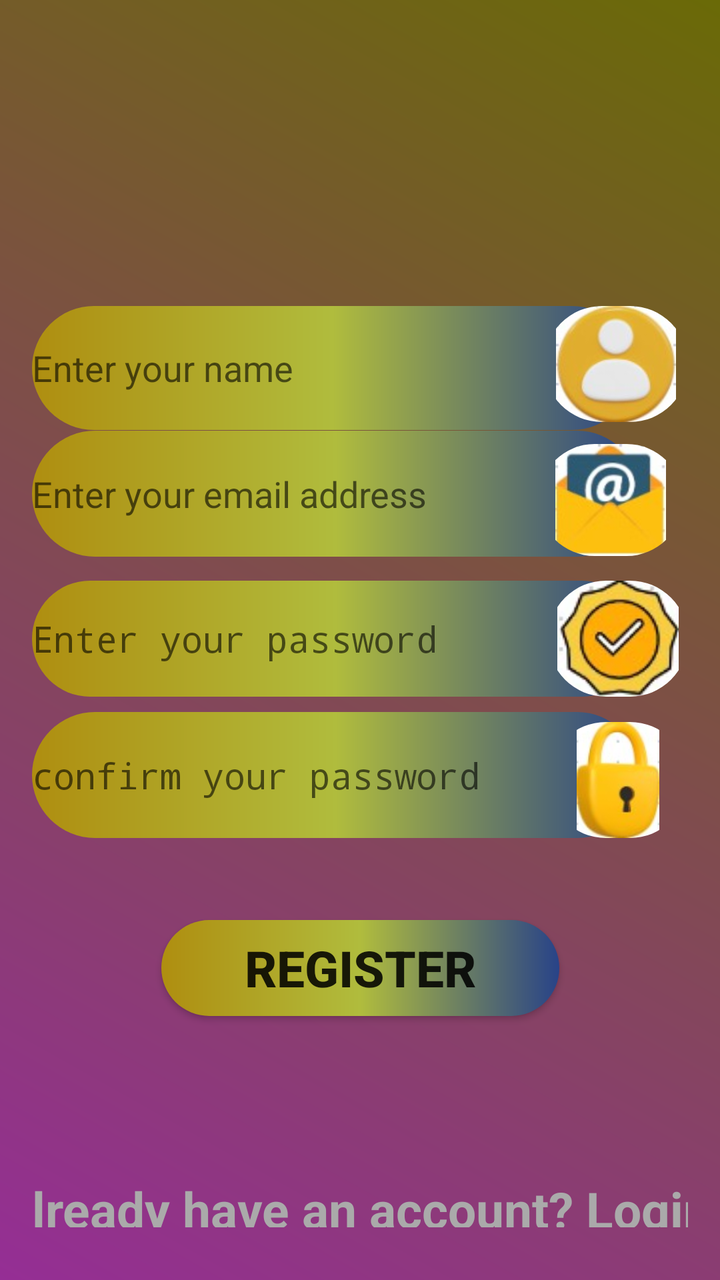
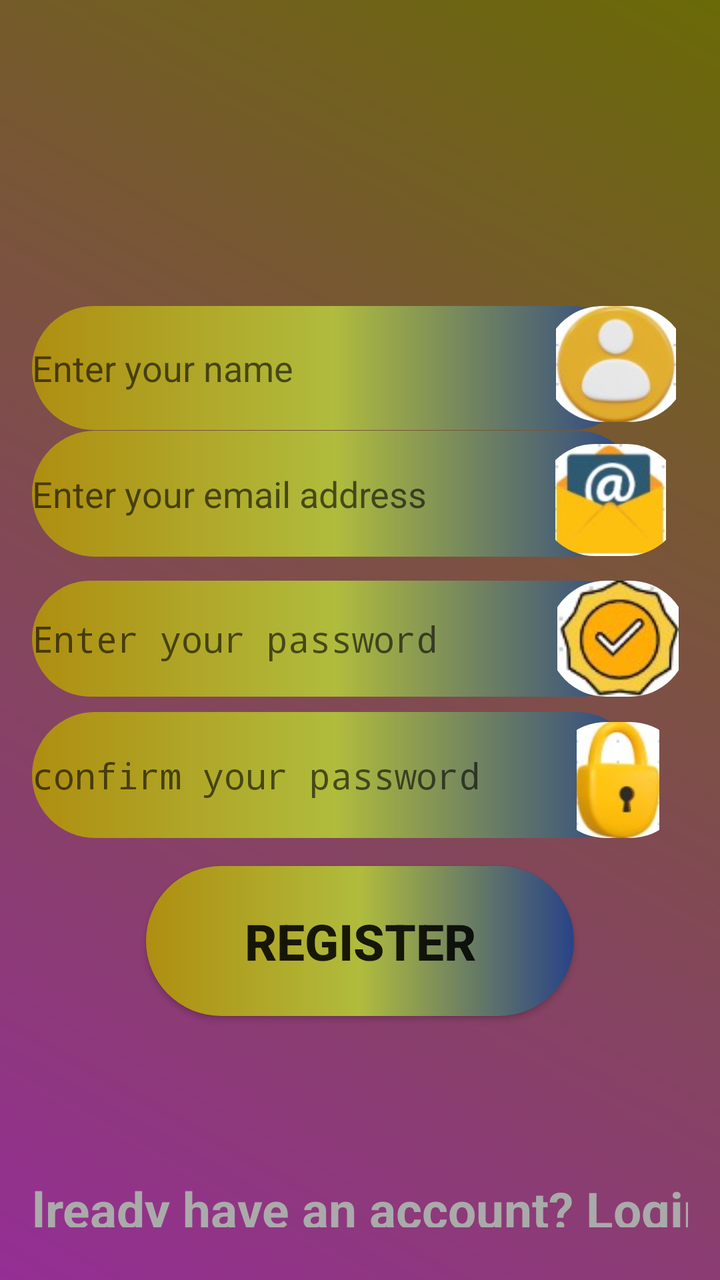

The first picture is an Android layout as it rendered before a commit; the second is the same layout after the commit. The layout source and the unified diff follow.
<!-- AndroidManifest.xml: activity theme Theme.AppCompat.Light -->
<!-- res/layout/activity_registration.xml -->
<?xml version="1.0" encoding="utf-8"?>
<androidx.constraintlayout.widget.ConstraintLayout xmlns:android="http://schemas.android.com/apk/res/android"
    xmlns:app="http://schemas.android.com/apk/res-auto"
    xmlns:tools="http://schemas.android.com/tools"
    android:layout_width="match_parent"
    android:layout_height="match_parent"
    android:background="@drawable/gradient_background"
    android:padding="16dp"
    tools:context=".RegistrationActivity">


    <EditText
        android:id="@+id/edit_name"
        android:layout_width="301dp"
        android:layout_height="62dp"
        android:autofillHints="name"
        android:hint="@string/enter_name_hint"
        android:inputType="textPersonName"
        android:background="@drawable/button_shapes"
        app:layout_constraintBottom_toBottomOf="parent"
        app:layout_constraintEnd_toEndOf="parent"
        app:layout_constraintHorizontal_bias="0.0"
        app:layout_constraintStart_toStartOf="parent"
        app:layout_constraintTop_toTopOf="parent"
        app:layout_constraintVertical_bias="0.251" />

    <EditText
        android:id="@+id/edit_email"
        android:layout_width="304dp"
        android:layout_height="63dp"
        android:autofillHints="emailAddress"
        android:background="@drawable/button_shapes"
        android:hint="@string/enter_email_hint"
        android:inputType="textEmailAddress"
        app:layout_constraintBottom_toBottomOf="parent"
        app:layout_constraintEnd_toEndOf="parent"
        app:layout_constraintHorizontal_bias="0.0"
        app:layout_constraintStart_toStartOf="parent"
        app:layout_constraintTop_toTopOf="parent"
        app:layout_constraintVertical_bias="0.366" />

    <EditText
        android:id="@+id/edit_password"
        android:layout_width="304dp"
        android:layout_height="58dp"
        android:autofillHints="password"
        android:background="@drawable/button_shapes"
        android:hint="@string/enter_password_hint"
        android:inputType="textPassword"
        app:layout_constraintBottom_toBottomOf="parent"
        app:layout_constraintEnd_toEndOf="parent"
        app:layout_constraintHorizontal_bias="0.0"
        app:layout_constraintStart_toStartOf="parent"
        app:layout_constraintTop_toTopOf="parent"
        app:layout_constraintVertical_bias="0.499" />

    <EditText
        android:id="@+id/edit_confirm_password"
        android:layout_width="304dp"
        android:layout_height="63dp"
        android:autofillHints="password"
        android:background="@drawable/button_shapes"
        android:hint="@string/enter_confirm_password_hint"
        android:inputType="textPassword"
        app:layout_constraintBottom_toBottomOf="parent"
        app:layout_constraintEnd_toEndOf="parent"
        app:layout_constraintHorizontal_bias="0.0"
        app:layout_constraintStart_toStartOf="parent"
        app:layout_constraintTop_toTopOf="parent"
        app:layout_constraintVertical_bias="0.624" />

    <TextView
        android:id="@+id/text_already_have_account"
        android:layout_width="361dp"
        android:layout_height="26dp"
        android:layout_below="@id/btn_register"
        android:layout_centerHorizontal="true"
        android:text="@string/already_have_an_account_login"
        android:textColor="@android:color/darker_gray"
        android:textSize="25sp"
        android:textStyle="bold"
        app:layout_constraintBottom_toBottomOf="parent"
        app:layout_constraintEnd_toEndOf="parent"
        app:layout_constraintHorizontal_bias="0.517"
        app:layout_constraintStart_toStartOf="parent"
        app:layout_constraintTop_toTopOf="parent"
        app:layout_constraintVertical_bias="0.982" />

    <Button
        android:id="@+id/btn_register"
        android:layout_width="199dp"
        android:layout_height="48dp"
        android:layout_marginBottom="116dp"
        android:textSize="25sp"
        android:textStyle="bold"
        android:background="@drawable/button_shapes"
        android:text="@string/btn_register"
        app:layout_constraintBottom_toBottomOf="parent"
        app:layout_constraintEnd_toEndOf="parent"
        app:layout_constraintHorizontal_bias="0.501"
        app:layout_constraintStart_toStartOf="parent" />

    <com.google.android.material.imageview.ShapeableImageView
        android:id="@+id/imageView3"
        android:layout_width="72dp"
        android:layout_height="58dp"
        app:layout_constraintBottom_toBottomOf="parent"
        app:layout_constraintEnd_toEndOf="parent"
        app:layout_constraintHorizontal_bias="1.0"
        app:layout_constraintStart_toStartOf="parent"
        app:layout_constraintTop_toTopOf="parent"
        app:layout_constraintVertical_bias="0.249"
        app:shapeAppearanceOverlay="@style/circular"
        app:srcCompat="@drawable/name_logo" />

    <com.google.android.material.imageview.ShapeableImageView
        android:id="@+id/imageView4"
        android:layout_width="72dp"
        android:layout_height="56dp"
        app:layout_constraintBottom_toBottomOf="parent"
        app:layout_constraintEnd_toEndOf="parent"
        app:layout_constraintHorizontal_bias="0.99"
        app:layout_constraintStart_toStartOf="parent"
        app:layout_constraintTop_toTopOf="parent"
        app:layout_constraintVertical_bias="0.373"
        app:shapeAppearanceOverlay="@style/circular"
        app:srcCompat="@drawable/mail_logo" />

    <com.google.android.material.imageview.ShapeableImageView
        android:id="@+id/imageView5"
        android:layout_width="70dp"
        android:layout_height="58dp"
        app:layout_constraintBottom_toBottomOf="parent"
        app:layout_constraintEnd_toEndOf="parent"
        app:layout_constraintHorizontal_bias="1.0"
        app:layout_constraintStart_toStartOf="parent"
        app:layout_constraintTop_toTopOf="parent"
        app:layout_constraintVertical_bias="0.627"
        app:shapeAppearanceOverlay="@style/circular"
        app:srcCompat="@drawable/password_logo" />

    <com.google.android.material.imageview.ShapeableImageView
        android:id="@+id/imageView6"
        android:layout_width="70dp"
        android:layout_height="58dp"
        app:layout_constraintBottom_toBottomOf="parent"
        app:layout_constraintEnd_toEndOf="parent"
        app:layout_constraintHorizontal_bias="1.0"
        app:layout_constraintStart_toStartOf="parent"
        app:layout_constraintTop_toTopOf="parent"
        app:layout_constraintVertical_bias="0.499"
        app:shapeAppearanceOverlay="@style/circular"
        app:srcCompat="@drawable/confirm_logo" />


</androidx.constraintlayout.widget.ConstraintLayout>
<!-- resources referenced by this layout -->
<resources>
  <!-- drawable button_shapes (drawable) -->
  <?xml version="1.0" encoding="utf-8"?>
  <shape android:shape="rectangle" xmlns:android="http://schemas.android.com/apk/res/android">
      <gradient
          android:startColor="#AF8E10"
          android:centerColor="#B0BC3D"
          android:endColor="#284388" />
      <corners android:radius="100sp"/>
  </shape>
  <!-- drawable confirm_logo: jpg bitmap (drawable, 3358 bytes) -->
  <!-- drawable gradient_background (drawable) -->
  <?xml version="1.0" encoding="utf-8"?>
  <shape xmlns:android="http://schemas.android.com/apk/res/android"
      android:shape="rectangle">
      <gradient
          android:startColor="#952E95"
          android:endColor="#6A6A07"
          android:angle="45" />
  
  </shape>
  <!-- drawable mail_logo: jpg bitmap (drawable, 3457 bytes) -->
  <!-- drawable name_logo: jpg bitmap (drawable, 3440 bytes) -->
  <!-- drawable password_logo: jpg bitmap (drawable, 2612 bytes) -->
  <string name="already_have_an_account_login">Already have an account? Login</string>
  <string name="btn_register">REGISTER</string>
  <string name="enter_confirm_password_hint">confirm your password</string>
  <string name="enter_email_hint">Enter your email address</string>
  <string name="enter_name_hint">Enter your name</string>
  <string name="enter_password_hint">Enter your password</string>
  <style name="circular">
          <item name="cornerSize">50%</item>
      </style>
</resources>

<!-- the commit's change to res/layout/activity_registration.xml (unified diff, before → after) -->
@@ -88,13 +88,13 @@
 
     <Button
         android:id="@+id/btn_register"
-        android:layout_width="199dp"
-        android:layout_height="48dp"
+        android:layout_width="214dp"
+        android:layout_height="75dp"
         android:layout_marginBottom="116dp"
+        android:background="@drawable/button_shapes"
+        android:text="@string/btn_register"
         android:textSize="25sp"
         android:textStyle="bold"
-        android:background="@drawable/button_shapes"
-        android:text="@string/btn_register"
         app:layout_constraintBottom_toBottomOf="parent"
         app:layout_constraintEnd_toEndOf="parent"
         app:layout_constraintHorizontal_bias="0.501"
